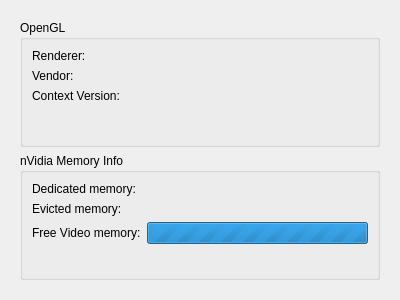
Above: src/DGLGui/ui/dglgpuview.ui from scygan/debugler before the change. Below: the same form after it.
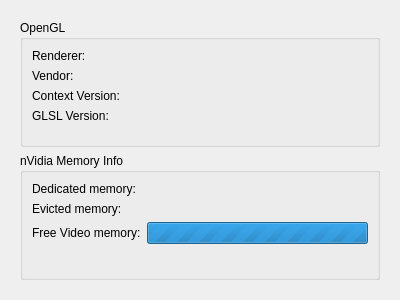
That is the form after the change.

Commit message: Added GLSL version to gpu view

```diff
--- a/src/DGLGui/ui/dglgpuview.ui
+++ b/src/DGLGui/ui/dglgpuview.ui
@@ -68,6 +68,20 @@
            </property>
           </widget>
          </item>
+         <item row="4" column="0">
+          <widget class="QLabel" name="label_7">
+           <property name="text">
+            <string>GLSL Version:</string>
+           </property>
+          </widget>
+         </item>
+         <item row="4" column="1">
+          <widget class="QLabel" name="label_GLSL">
+           <property name="text">
+            <string>&lt;unknown&gt;</string>
+           </property>
+          </widget>
+         </item>
         </layout>
        </widget>
       </item>
```
The commit also changes 3 other files.
